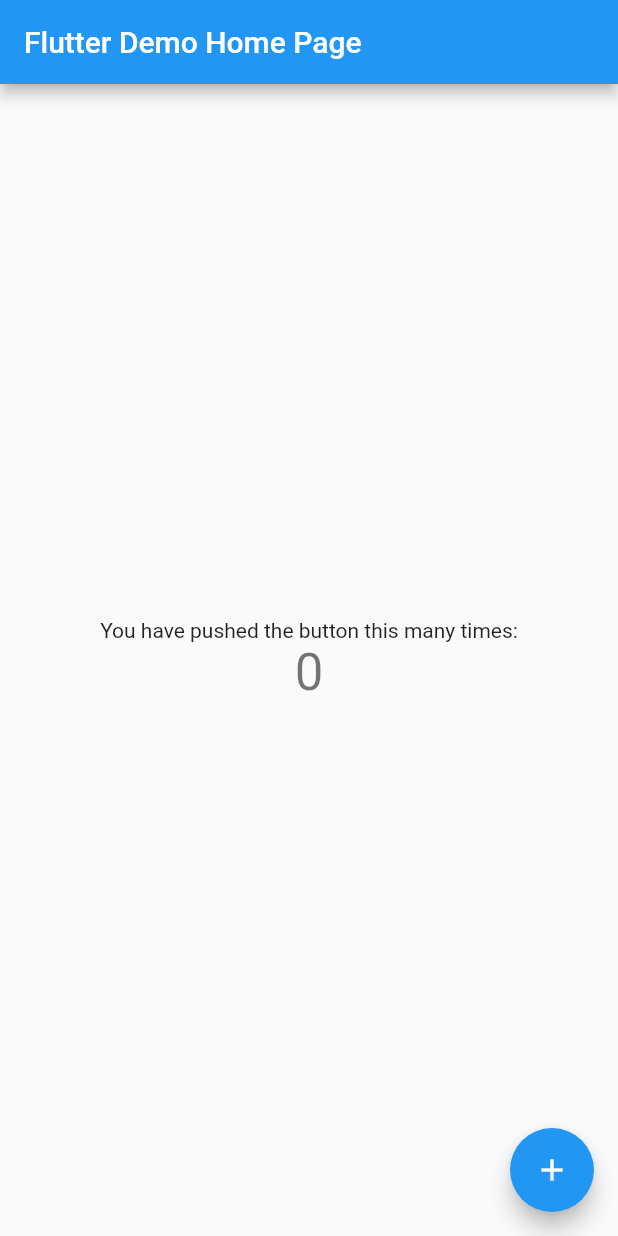
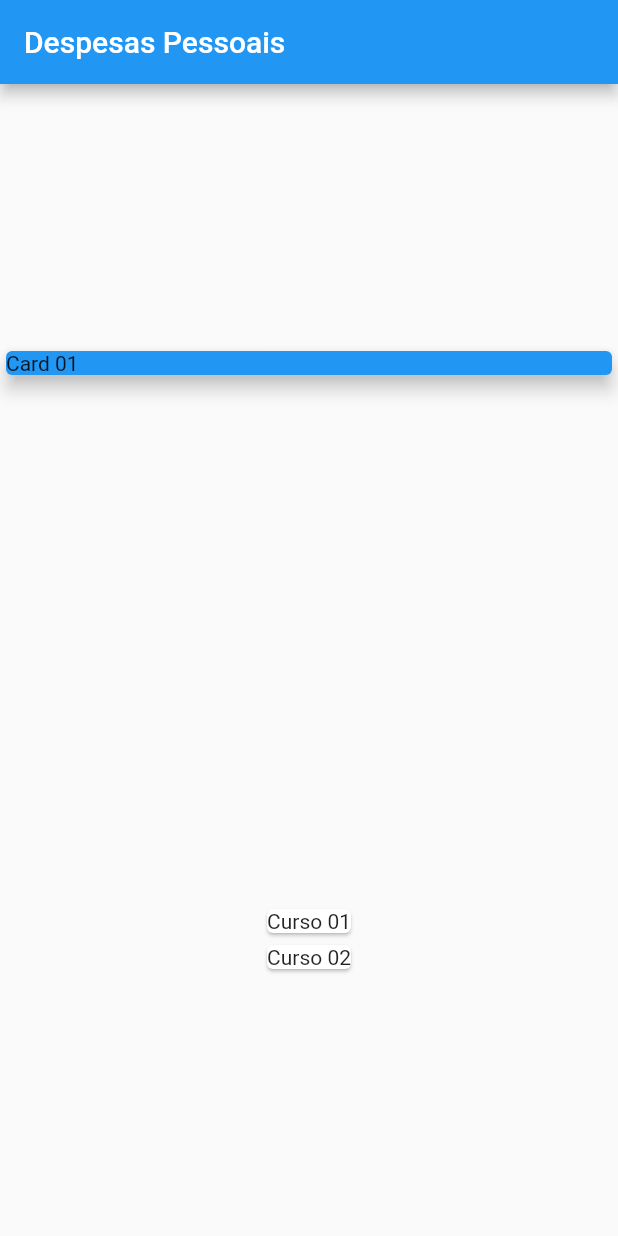
Before and after one commit to kalebrozo/despesas, a Flutter app: the screen it shows after launch, on a phone screen of 412 x 824 dp. Run offline on Flutter 3.47's test engine with Material 2 defaults, Android fonts, the phone set to English and light mode, and no system bars.

```diff
--- a/lib/main.dart
+++ b/lib/main.dart
@@ -1,117 +1,60 @@
+import './models/transaction.dart';
 import 'package:flutter/material.dart';
 
-void main() {
-  runApp(MyApp());
+main() => runApp(DespesasApp());
+
+class DespesasApp extends StatelessWidget {
+  @override
+  Widget build(BuildContext context) {
+    return MaterialApp(home: MyHomePage());
+  }
 }
 
-class MyApp extends StatelessWidget {
-  // This widget is the root of your application.
+class MyHomePage extends StatelessWidget {
+  final _transactions = [
+    Transaction(
+      id: '1',
+      title: 'Curso 01',
+      value: 12.2,
+      date: DateTime.now(),
+    ),
+    Transaction(
+      id: '2',
+      title: 'Curso 02',
+      value: 22.3,
+      date: DateTime.now(),
+    ),
+  ];
+
   @override
   Widget build(BuildContext context) {
-    return MaterialApp(
-      title: 'Flutter Demo',
-      theme: ThemeData(
-        // This is the theme of your application.
-        //
-        // Try running your application with "flutter run". You'll see the
-        // application has a blue toolbar. Then, without quitting the app, try
-        // changing the primarySwatch below to Colors.green and then invoke
-        // "hot reload" (press "r" in the console where you ran "flutter run",
-        // or simply save your changes to "hot reload" in a Flutter IDE).
-        // Notice that the counter didn't reset back to zero; the application
-        // is not restarted.
-        primarySwatch: Colors.blue,
-        // This makes the visual density adapt to the platform that you run
-        // the app on. For desktop platforms, the controls will be smaller and
-        // closer together (more dense) than on mobile platforms.
-        visualDensity: VisualDensity.adaptivePlatformDensity,
+    return Scaffold(
+      appBar: AppBar(
+        title: Text(
+          'Despesas Pessoais',
+        ),
       ),
-      home: MyHomePage(title: 'Flutter Demo Home Page'),
+      body: Column(
+        mainAxisAlignment: MainAxisAlignment.spaceAround,
+        crossAxisAlignment: CrossAxisAlignment.stretch,
+        children: <Widget>[
+          Container(
+            width: double.infinity,
+            child: Card(
+              color: Colors.blue,
+              child: Text('Card 01'),
+              elevation: 5,
+            ),
+          ),
+         Column(
+           children: _transactions.map((tr) {
+             return Card (
+               child: Text(tr.title)
+             );
+           }).toList(),
+         )
+        ],
+      ),
     );
   }
 }
-
-class MyHomePage extends StatefulWidget {
-  MyHomePage({Key key, this.title}) : super(key: key);
-
-  // This widget is the home page of your application. It is stateful, meaning
-  // that it has a State object (defined below) that contains fields that affect
-  // how it looks.
-
-  // This class is the configuration for the state. It holds the values (in this
-  // case the title) provided by the parent (in this case the App widget) and
-  // used by the build method of the State. Fields in a Widget subclass are
-  // always marked "final".
-
-  final String title;
-
-  @override
-  _MyHomePageState createState() => _MyHomePageState();
-}
-
-class _MyHomePageState extends State<MyHomePage> {
-  int _counter = 0;
-
-  void _incrementCounter() {
-    setState(() {
-      // This call to setState tells the Flutter framework that something has
-      // changed in this State, which causes it to rerun the build method below
-      // so that the display can reflect the updated values. If we changed
-      // _counter without calling setState(), then the build method would not be
-      // called again, and so nothing would appear to happen.
-      _counter++;
-    });
-  }
-
-  @override
-  Widget build(BuildContext context) {
-    // This method is rerun every time setState is called, for instance as done
-    // by the _incrementCounter method above.
-    //
-    // The Flutter framework has been optimized to make rerunning build methods
-    // fast, so that you can just rebuild anything that needs updating rather
-    // than having to individually change instances of widgets.
-    return Scaffold(
-      appBar: AppBar(
-        // Here we take the value from the MyHomePage object that was created by
-        // the App.build method, and use it to set our appbar title.
-        title: Text(widget.title),
-      ),
-      body: Center(
-        // Center is a layout widget. It takes a single child and positions it
-        // in the middle of the parent.
-        child: Column(
-          // Column is also a layout widget. It takes a list of children and
-          // arranges them vertically. By default, it sizes itself to fit its
-          // children horizontally, and tries to be as tall as its parent.
-          //
-          // Invoke "debug painting" (press "p" in the console, choose the
-          // "Toggle Debug Paint" action from the Flutter Inspector in Android
-          // Studio, or the "Toggle Debug Paint" command in Visual Studio Code)
-          // to see the wireframe for each widget.
-          //
-          // Column has various properties to control how it sizes itself and
-          // how it positions its children. Here we use mainAxisAlignment to
-          // center the children vertically; the main axis here is the vertical
-          // axis because Columns are vertical (the cross axis would be
-          // horizontal).
-          mainAxisAlignment: MainAxisAlignment.center,
-          children: <Widget>[
-            Text(
-              'You have pushed the button this many times:',
-            ),
-            Text(
-              '$_counter',
-              style: Theme.of(context).textTheme.headline4,
-            ),
-          ],
-        ),
-      ),
-      floatingActionButton: FloatingActionButton(
-        onPressed: _incrementCounter,
-        tooltip: 'Increment',
-        child: Icon(Icons.add),
-      ), // This trailing comma makes auto-formatting nicer for build methods.
-    );
-  }
-}
--- /dev/null
+++ b/lib/models/transaction.dart
@@ -0,0 +1,17 @@
+
+
+import 'package:flutter/foundation.dart';
+
+class Transaction {
+  final String id;
+  final String title;
+  final double value;
+  final DateTime date;
+
+  Transaction({
+    @required this.id,
+    @required this.title,
+    @required this.value,
+    @required this.date,
+  });
+}
```
Also changed, not shown: 1 other file.
